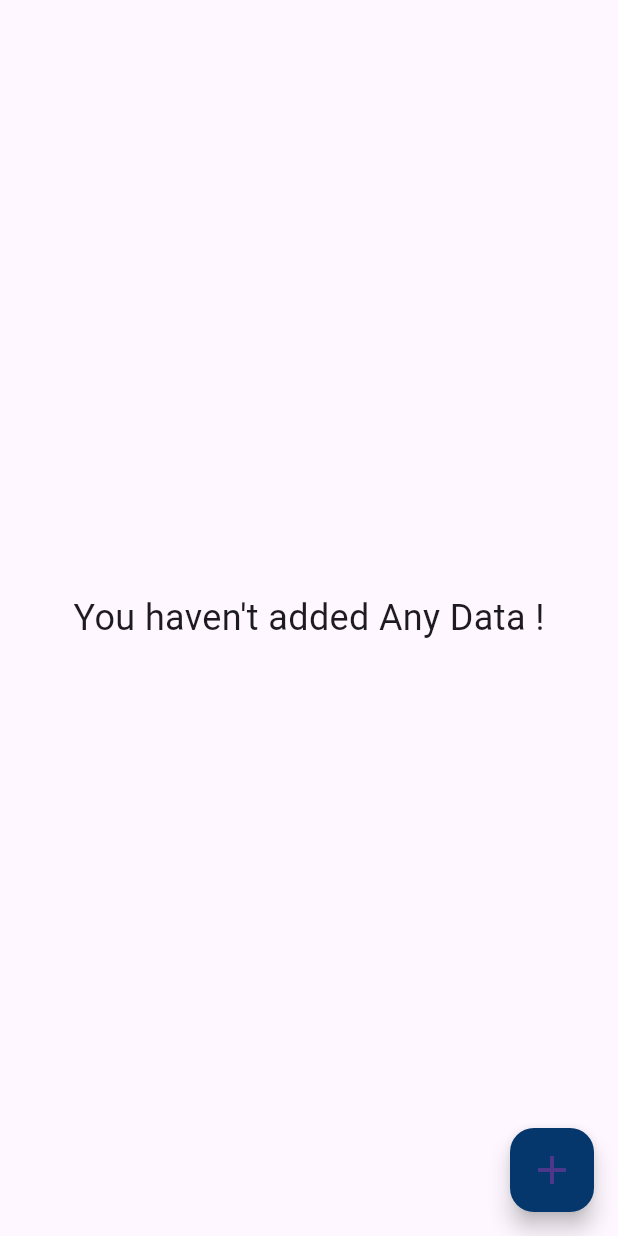
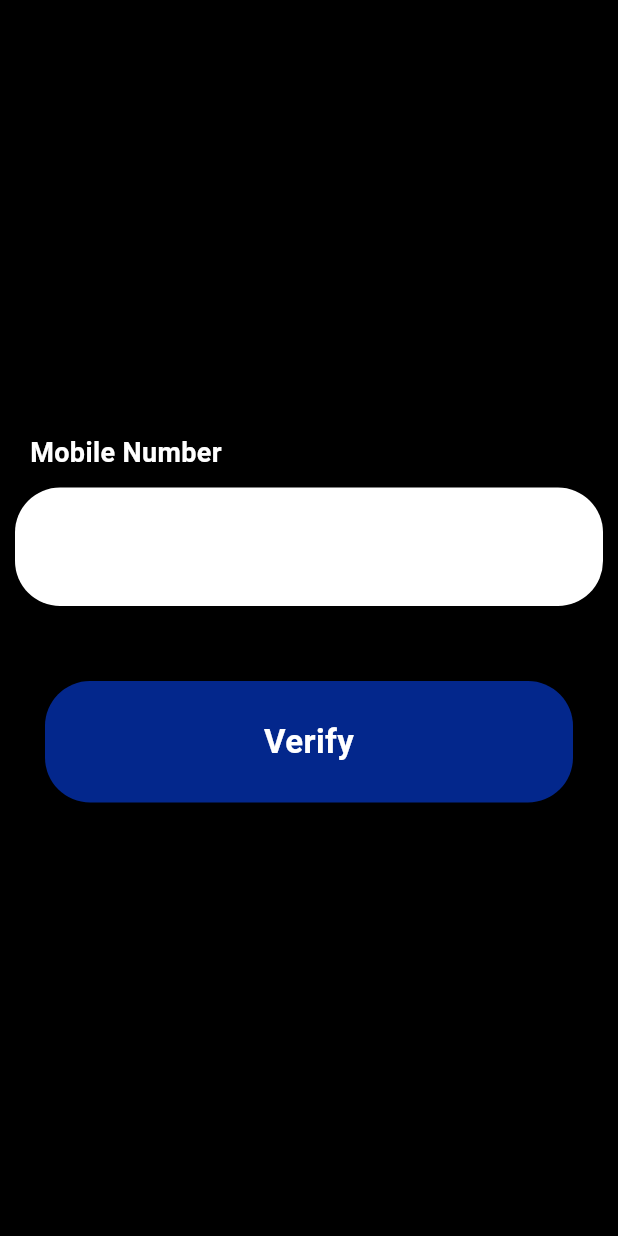
Before and after one commit to fahis7808/Cash-crafter, a Flutter app: the screen it shows after launch, on a phone screen of 412 x 824 dp. Run offline on Flutter 3.47's test engine with Material 3 defaults, Android fonts, the phone set to English and light mode, and no system bars; our stand-ins replace fl_chart, hive, hive_flutter, shared_preferences; accounts and stored records are empty.

Commit message:
mobile number page

```diff
--- a/lib/Pages/home_page.dart
+++ b/lib/Pages/home_page.dart
@@ -169,13 +169,13 @@ class _HomePageState extends State<HomePage> {
 
             return ListView(
                 children: [
-                  Padding(
-                    padding: const EdgeInsets.all(
+                  const Padding(
+                    padding: EdgeInsets.all(
                       12.0,
                     ),
                     child: Row(
                       mainAxisAlignment: MainAxisAlignment.start,
-                      children: const [
+                      children: [
                         SizedBox(
                           width: 20,
                         ),
--- /dev/null
+++ b/lib/Pages/screen/authentication/mobile_number.dart
@@ -0,0 +1,24 @@
+import 'package:flutter/material.dart';
+import 'package:money_manage_app2/Pages/widget/button.dart';
+import 'package:money_manage_app2/Pages/widget/custom_text_field.dart';
+
+class MobileNumberPage extends StatelessWidget {
+  const MobileNumberPage({Key? key}) : super(key: key);
+
+  @override
+  Widget build(BuildContext context) {
+    return const Scaffold(
+      body: Padding(
+        padding: EdgeInsets.all(10),
+        child: Column(
+          mainAxisAlignment: MainAxisAlignment.center,
+          children: [
+            CustomTextField(value: "",text: "Mobile Number",),
+            SizedBox(height: 50,),
+            CustomButton(buttonText: "Verify",)
+          ],
+        ),
+      ),
+    );
+  }
+}
--- /dev/null
+++ b/lib/Pages/widget/button.dart
@@ -0,0 +1,21 @@
+import 'package:flutter/material.dart';
+import 'package:money_manage_app2/constant/app_colors.dart';
+import 'package:money_manage_app2/constant/app_font.dart';
+
+class CustomButton extends StatelessWidget {
+  final String buttonText;
+  const CustomButton({Key? key, required this.buttonText}) : super(key: key);
+
+  @override
+  Widget build(BuildContext context) {
+    return Container(
+      margin: const EdgeInsets.symmetric(horizontal: 20),
+      padding: const EdgeInsets.symmetric(vertical: 25),
+      decoration: BoxDecoration(
+        color: AppColors.secondaryColor,
+        borderRadius: BorderRadius.circular(30),
+      ),
+      child: Center(child: Text(buttonText,style: AppFont.buttonText,)),
+    );
+  }
+}
--- /dev/null
+++ b/lib/Pages/widget/custom_text_field.dart
@@ -0,0 +1,124 @@
+import 'package:flutter/material.dart';
+import 'package:money_manage_app2/constant/app_font.dart';
+
+import '../../constant/app_colors.dart';
+
+class CustomTextField extends StatefulWidget {
+  final String? value;
+  final String? text;
+  final String? labelText;
+  final IconData? suffixIcon;
+  final IconData? prefixIcon;
+  final String? hintText;
+  final Widget? suffix;
+  final TextInputType? keyboardType;
+  final EdgeInsetsGeometry? padding;
+  final bool readOnly;
+  final bool isPassWord;
+  final void Function(String value)? onChanged;
+  final void Function(String? value)? onSaved;
+  final void Function()? onEditingComplete;
+  final String? Function(String? value)? validator;
+
+  const CustomTextField(
+      {super.key,
+        this.text,
+        this.suffixIcon,
+        this.prefixIcon,
+        this.labelText,
+        this.hintText,
+        this.suffix,
+        this.padding,
+        this.keyboardType,
+        this.readOnly = false,
+        this.isPassWord = false,
+        this.onChanged,
+        this.onSaved,
+        this.onEditingComplete,
+        required this.value,
+        this.validator});
+
+  @override
+  State<CustomTextField> createState() => _CustomTextFieldState();
+}
+
+class _CustomTextFieldState extends State<CustomTextField> {
+  final TextEditingController controller = TextEditingController();
+
+  @override
+  void initState() {
+    super.initState();
+    controller.text = widget.value ?? "";
+    controller.selection =
+        TextSelection(baseOffset: 0, extentOffset: controller.text.length);
+  }
+
+  @override
+  void dispose() {
+    controller.dispose();
+    super.dispose();
+  }
+
+  @override
+  Widget build(BuildContext context) {
+    WidgetsBinding.instance.addPostFrameCallback((timeStamp) {
+      if (controller.text != widget.value) {
+        controller.text = widget.value?.toString() ?? "";
+      }
+    });
+    return Column(
+      crossAxisAlignment: CrossAxisAlignment.start,
+      children: [
+        widget.text != null
+            ? Row(
+          children: [
+            const SizedBox(
+              width: 10,
+            ),
+            Text(widget.text ?? "", style: AppFont.textFieldLabel),
+          ],
+        )
+            : const SizedBox(),
+        const SizedBox(
+          height: 10,
+        ),
+        TextFormField(
+          controller: controller,
+          keyboardType: widget.keyboardType,
+          style: AppFont.textFieldText,
+          readOnly: widget.readOnly,
+          obscureText: widget.isPassWord,
+          onChanged: widget.onChanged,
+          onSaved: widget.onSaved,
+          validator: widget.validator,
+          onEditingComplete: widget.onEditingComplete,
+          decoration: InputDecoration(
+              hintText: widget.hintText,
+              hintStyle: TextStyle(fontSize: 13),
+              label: Text(widget.labelText ?? ""),
+              labelStyle: TextStyle(fontSize: 12),
+              fillColor: AppColors.white,
+              filled: true,
+              border: OutlineInputBorder(
+                  borderSide: const BorderSide(color: Colors.red),
+                  borderRadius: BorderRadius.circular(10)),
+              contentPadding: widget.padding ??
+                  const EdgeInsets.symmetric(vertical: 23, horizontal: 10),
+              suffixIcon: widget.suffix,
+              enabledBorder: OutlineInputBorder(
+                  borderSide: widget.labelText == null
+                      ? BorderSide.none
+                      : const BorderSide(
+                      width: 1, color: AppColors.primaryColor),
+                  borderRadius: BorderRadius.circular(30)),
+              focusedBorder: OutlineInputBorder(
+                borderSide: widget.labelText == null
+                    ? BorderSide.none
+                    : const BorderSide(width: 2, color: AppColors.primaryColor),
+                borderRadius: BorderRadius.circular(30),
+              )),
+        )
+      ],
+    );
+  }
+}
--- /dev/null
+++ b/lib/constant/app_colors.dart
@@ -0,0 +1,16 @@
+import 'dart:ui';
+
+class AppColors{
+
+  static const primaryColor = Color(0xFF000000);
+  static const secondaryColor = Color(0xFF03278C);
+  static const tertiaryColor = Color(0xFF5C5C60);
+  static const text = Color(0xFF00010A);
+  static const white = Color(0xFFFFFFFF);
+  static const textFieldText = Color(0xFF306366);
+  static const cardColor = Color(0x33016A70);
+  static const cardColor1 = Color(0x19016A70);
+  static const borderColors = Color(0xFF044549);
+  static const gray = Color(0xFF6F8586);
+  static const colorOne = Color(0xFF609295);
+}
--- /dev/null
+++ b/lib/constant/app_font.dart
@@ -0,0 +1,14 @@
+import 'package:flutter/material.dart';
+
+import 'app_colors.dart';
+
+class AppFont {
+  static TextStyle textFieldLabel = const TextStyle(
+      fontSize: 18, color: AppColors.white, fontWeight: FontWeight.w600);
+
+  static TextStyle textFieldText = const TextStyle(
+      fontSize: 22, fontWeight: FontWeight.w600, color: AppColors.primaryColor);
+
+  static TextStyle buttonText = const TextStyle(
+      fontSize: 22, fontWeight: FontWeight.bold, color: AppColors.white);
+}
--- a/lib/main.dart
+++ b/lib/main.dart
@@ -1,7 +1,8 @@
 import 'package:flutter/material.dart';
 import 'package:hive_flutter/hive_flutter.dart';
 import 'package:hive/hive.dart';
-import 'Pages/home_page.dart';
+import 'package:money_manage_app2/constant/app_colors.dart';
+import 'Pages/screen/authentication/mobile_number.dart';
 
 void main() async{
   await Hive.initFlutter();
@@ -20,8 +21,9 @@ class MyApp extends StatelessWidget {
       title: 'Flutter Demo',
       theme: ThemeData(
         primarySwatch: Colors.teal,
+        scaffoldBackgroundColor: AppColors.primaryColor
       ),
-      home: const HomePage(),
+      home: const MobileNumberPage(),
     );
   }
 }
--- a/pubspec.yaml
+++ b/pubspec.yaml
@@ -38,6 +38,8 @@ dependencies:
   # The following adds the Cupertino Icons font to your application.
   # Use with the CupertinoIcons class for iOS style icons.
   cupertino_icons: ^1.0.2
+  file: ^7.0.0
+  google_fonts: ^6.2.0
 
 dev_dependencies:
   flutter_test:
```
Also changed, not shown: pubspec.lock, 1 other file.
